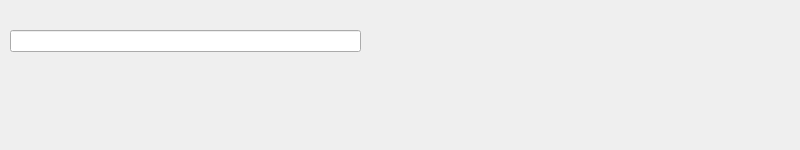
Old version of the form gui/braineditor/fuzzyeditor.ui in the repository difu/Brainiac.
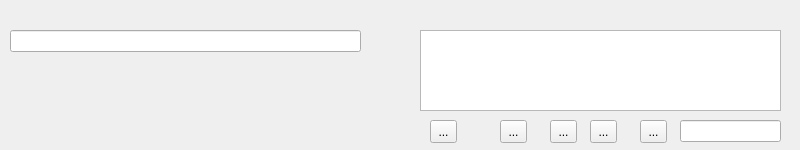
New version of the form.

Patch:
```diff
--- a/gui/braineditor/fuzzyeditor.ui
+++ b/gui/braineditor/fuzzyeditor.ui
@@ -23,6 +23,91 @@
     </rect>
    </property>
   </widget>
+  <widget class="QGraphicsView" name="graphicsView">
+   <property name="geometry">
+    <rect>
+     <x>420</x>
+     <y>30</y>
+     <width>361</width>
+     <height>81</height>
+    </rect>
+   </property>
+  </widget>
+  <widget class="QToolButton" name="toolButton">
+   <property name="geometry">
+    <rect>
+     <x>430</x>
+     <y>120</y>
+     <width>27</width>
+     <height>23</height>
+    </rect>
+   </property>
+   <property name="text">
+    <string>...</string>
+   </property>
+  </widget>
+  <widget class="QToolButton" name="toolButton_2">
+   <property name="geometry">
+    <rect>
+     <x>550</x>
+     <y>120</y>
+     <width>27</width>
+     <height>23</height>
+    </rect>
+   </property>
+   <property name="text">
+    <string>...</string>
+   </property>
+  </widget>
+  <widget class="QToolButton" name="toolButton_3">
+   <property name="geometry">
+    <rect>
+     <x>500</x>
+     <y>120</y>
+     <width>27</width>
+     <height>23</height>
+    </rect>
+   </property>
+   <property name="text">
+    <string>...</string>
+   </property>
+  </widget>
+  <widget class="QToolButton" name="toolButton_4">
+   <property name="geometry">
+    <rect>
+     <x>590</x>
+     <y>120</y>
+     <width>27</width>
+     <height>23</height>
+    </rect>
+   </property>
+   <property name="text">
+    <string>...</string>
+   </property>
+  </widget>
+  <widget class="QToolButton" name="toolButton_5">
+   <property name="geometry">
+    <rect>
+     <x>640</x>
+     <y>120</y>
+     <width>27</width>
+     <height>23</height>
+    </rect>
+   </property>
+   <property name="text">
+    <string>...</string>
+   </property>
+  </widget>
+  <widget class="QLineEdit" name="lineEdit">
+   <property name="geometry">
+    <rect>
+     <x>680</x>
+     <y>120</y>
+     <width>101</width>
+     <height>22</height>
+    </rect>
+   </property>
+  </widget>
  </widget>
  <resources/>
  <connections/>
```
